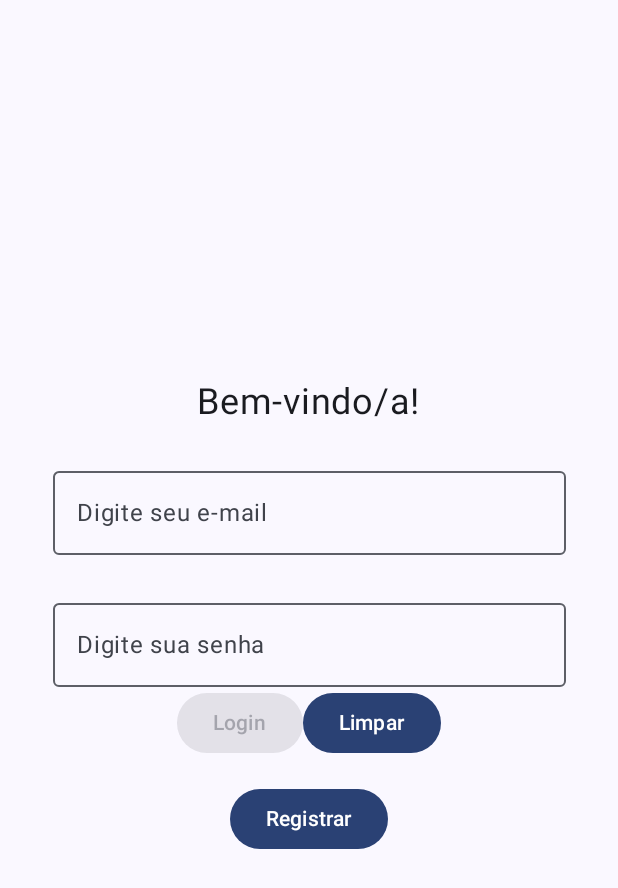
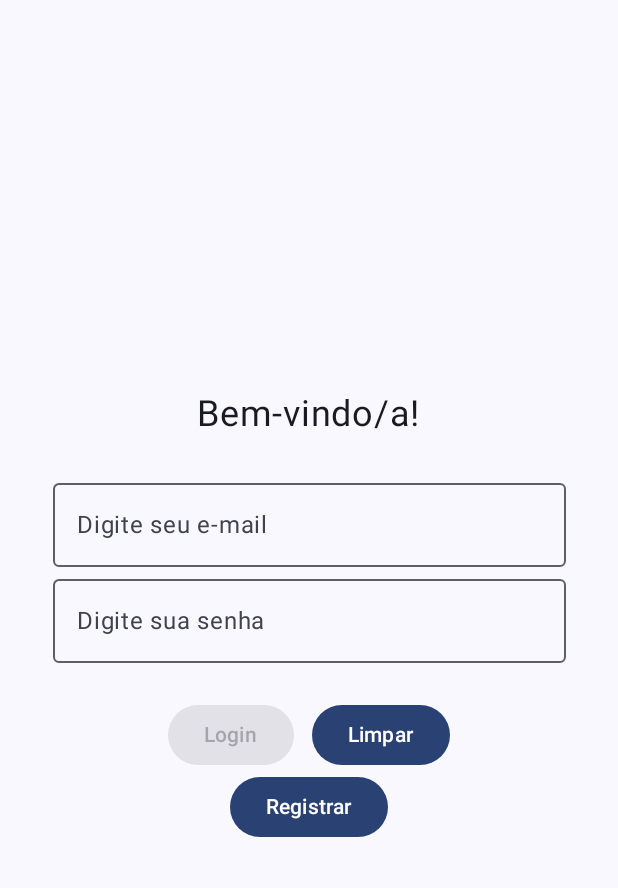
Before and after one commit to SamuelvLopes/pdm2025, an Android app built with Jetpack Compose: the screen it shows after launch (LoginActivity), on a phone screen of 412 x 824 dp. Shown: the top 888 px of the screen. Run offline under Robolectric (Android 15) with nearby library versions, the phone set to English and light mode, and no system bars.

Commit message:
PRÁTICA 1 – PARTE 5

```diff
--- a/app/src/main/java/com/weatherapp/LoginActivity.kt
+++ b/app/src/main/java/com/weatherapp/LoginActivity.kt
@@ -33,6 +33,9 @@ import androidx.compose.runtime.getValue
 import androidx.compose.runtime.setValue
 import androidx.compose.runtime.mutableStateOf
 import androidx.compose.ui.Alignment.Companion.CenterHorizontally
+import androidx.compose.ui.text.input.KeyboardType
+import com.weatherapp.ui.components.DataField
+import com.weatherapp.ui.components.PasswordField
 
 
 class LoginActivity : ComponentActivity() {
@@ -66,28 +69,27 @@ fun LoginPage(modifier: Modifier = Modifier) {
         horizontalAlignment = CenterHorizontally,
     ) {
         Text(
-            text = "Bem-vindo/a!",
-            fontSize = 24.sp
+            text = "Bem-vindo/a!", fontSize = 24.sp
         )
 
         Spacer(modifier = modifier.size(24.dp))
 
-        OutlinedTextField(
+        DataField(
+            label = "Digite seu e-mail",
             value = email,
-            label = { Text(text = "Digite seu e-mail") },
-            modifier = modifier.fillMaxWidth(fraction = 0.9f),
-            onValueChange = { email = it }
+            onValueChange = { email = it },
+            modifier = modifier.fillMaxWidth(0.9f),
+            keyboardType = KeyboardType.Email
+        )
+
+        PasswordField(
+            label = "Digite sua senha",
+            value = password,
+            onValueChange = { password = it },
+            modifier = modifier.fillMaxWidth(0.9f)
         )
 
         Spacer(modifier = modifier.size(24.dp))
-
-        OutlinedTextField(
-            value = password,
-            label = { Text(text = "Digite sua senha") },
-            modifier = modifier.fillMaxWidth(fraction = 0.9f),
-            onValueChange = { password = it },
-            visualTransformation = PasswordVisualTransformation()
-        )
 
         Row(modifier = modifier) {
             Button(
@@ -98,25 +100,23 @@ fun LoginPage(modifier: Modifier = Modifier) {
                             FLAG_ACTIVITY_SINGLE_TOP
                         )
                     )
-                },
-                enabled = email.isNotEmpty() && password.isNotEmpty()
+                }, enabled = email.isNotEmpty() && password.isNotEmpty()
             ) {
                 Text("Login")
             }
+
+            Spacer(modifier = modifier.size(12.dp))
+
             Button(
-                onClick = { email = ""; password = "" }
-            ) {
+                onClick = { email = ""; password = "" }) {
                 Text("Limpar")
             }
         }
 
-        Spacer(modifier = Modifier.size(16.dp)) // dá um espaço entre as linhas
-
         Button(
             onClick = {
                 context.startActivity(Intent(context, RegisterActivity::class.java))
-            }
-        ) {
+            }) {
             Text("Registrar")
         }
     }
--- /dev/null
+++ b/app/src/main/java/com/weatherapp/ui/components/FormFields.kt
@@ -0,0 +1,44 @@
+package com.weatherapp.ui.components;
+
+
+import androidx.compose.foundation.text.KeyboardOptions
+import androidx.compose.material3.OutlinedTextField
+import androidx.compose.material3.Text
+import androidx.compose.runtime.Composable
+import androidx.compose.ui.Modifier
+import androidx.compose.ui.text.input.KeyboardType
+import androidx.compose.ui.text.input.PasswordVisualTransformation
+import androidx.compose.ui.text.input.VisualTransformation
+
+@Composable
+fun DataField(
+    label: String,
+    value: String,
+    onValueChange: (String) -> Unit,
+    modifier: Modifier = Modifier,
+    keyboardType: KeyboardType = KeyboardType.Text
+) {
+    OutlinedTextField(
+        value = value,
+        onValueChange = onValueChange,
+        label = { Text(label) },
+        modifier = modifier,
+        keyboardOptions = KeyboardOptions(keyboardType = keyboardType)
+    )
+}
+
+@Composable
+fun PasswordField(
+    label: String,
+    value: String,
+    onValueChange: (String) -> Unit,
+    modifier: Modifier = Modifier
+) {
+    OutlinedTextField(
+        value = value,
+        onValueChange = onValueChange,
+        label = { Text(label) },
+        modifier = modifier,
+        visualTransformation = PasswordVisualTransformation()
+    )
+}
```
Also changed, not shown: app/src/main/java/com/weatherapp/RegisterActivity.kt (+19 -17 lines).
